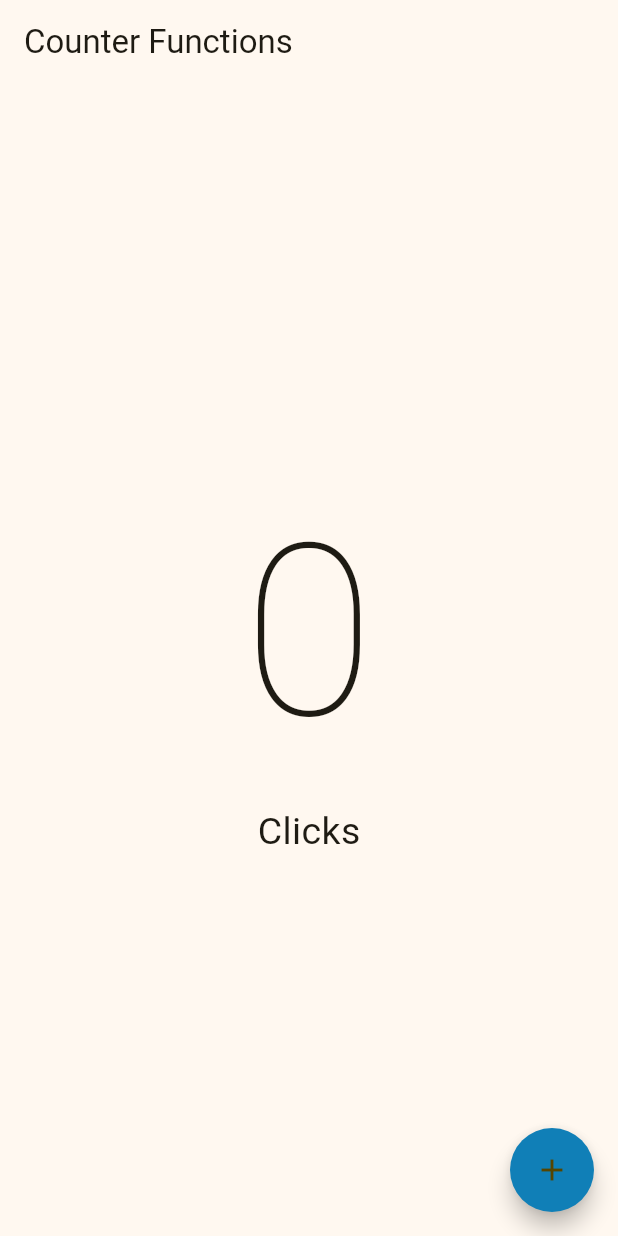
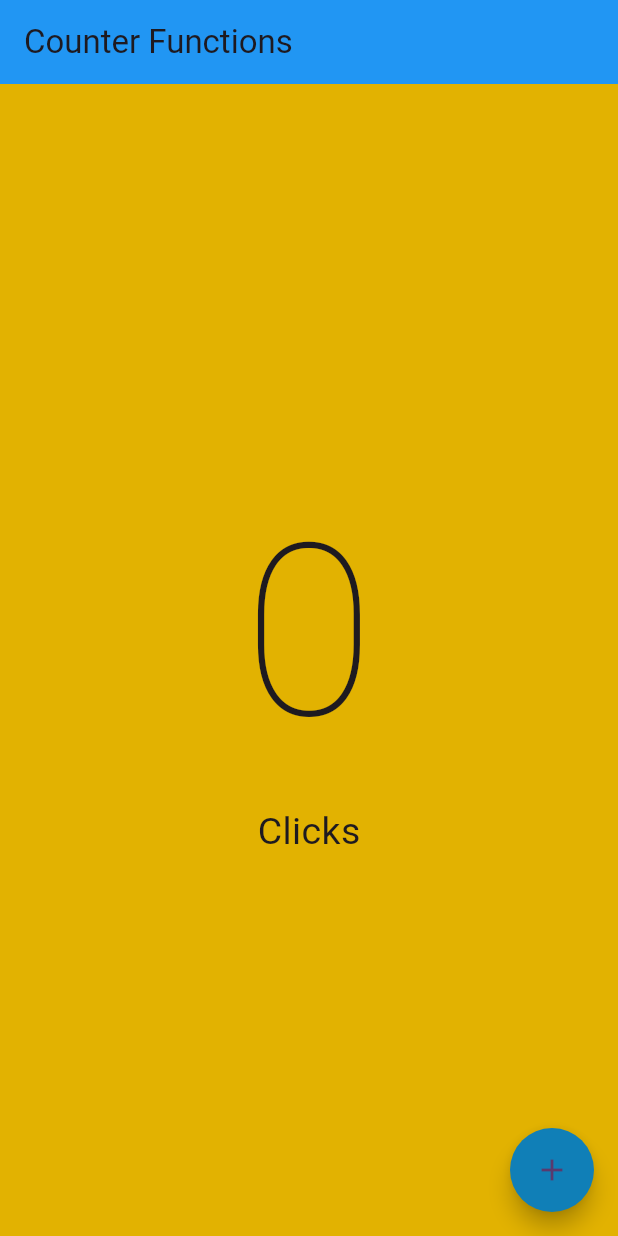
Before and after one commit to lucasAmendola/seminario_flutter, a Flutter app: the screen it shows after launch, on a phone screen of 412 x 824 dp. Run offline on Flutter 3.47's test engine with Material 3 defaults, Android fonts, the phone set to English and light mode, and no system bars; drawn by our look-alikes of flutter_speed_dial.

Commit message:
cambio de layout y speedDial

```diff
--- a/contador_flutter/lib/main.dart
+++ b/contador_flutter/lib/main.dart
@@ -1,5 +1,6 @@
 import 'package:flutter/material.dart';
 import 'package:contador_flutter/screens/counter_functions_screen.dart';
+
 void main(){
   runApp(const MyApp());
 }
@@ -15,7 +16,7 @@ class MyApp extends StatelessWidget{
         debugShowCheckedModeBanner: false,
         theme: ThemeData(
           useMaterial3: true,
-          colorSchemeSeed: Color.fromARGB(255, 247, 202, 0)
+          colorSchemeSeed: Color.fromARGB(255, 166, 0, 255),
         ),
         home: const CounterFunctionsScreen()
       );
--- a/contador_flutter/lib/screens/counter_functions_screen.dart
+++ b/contador_flutter/lib/screens/counter_functions_screen.dart
@@ -1,6 +1,9 @@
 // ignore_for_file: prefer_const_constructors
 
+import 'package:flutter/foundation.dart';
 import 'package:flutter/material.dart';
+import 'package:flutter/services.dart';
+import 'package:flutter/widgets.dart';
 import 'package:flutter_speed_dial/flutter_speed_dial.dart';
 
 class CounterFunctionsScreen extends StatefulWidget {
@@ -21,21 +24,25 @@ class _CounterFunctionsScreenState extends State<CounterFunctionsScreen> {
 
     // ignore: prefer_const_constructors
     return Scaffold(
+      backgroundColor: Color.fromARGB(255, 226, 178, 1),
       appBar: AppBar(
         title: const Text('Counter Functions'),
+
+        backgroundColor: Colors.blue,
+
       ),
       body: Center(
         child: Column(
           mainAxisAlignment: layout,
           children: [
             Text('$clickCounter',
-                   style: const TextStyle( fontSize: 160, fontWeight: FontWeight.w100),),
+                   style: const TextStyle( fontSize: 160, fontWeight: FontWeight.w100, fontFamily: Unicode.LRM),),
 
             if( clickCounter == 1)
-            Text('Click', style: TextStyle( fontSize: 25,)),
+            Text('Click', style: TextStyle( fontSize: 25, fontFamily: Unicode.LRM)),
 
             if( clickCounter > 1 || clickCounter == 0)
-            Text('Clicks', style: TextStyle( fontSize: 25,))
+            Text('Clicks', style: TextStyle( fontSize: 25, fontFamily: Unicode.LRM))
           ],
         ),
       ),
```
